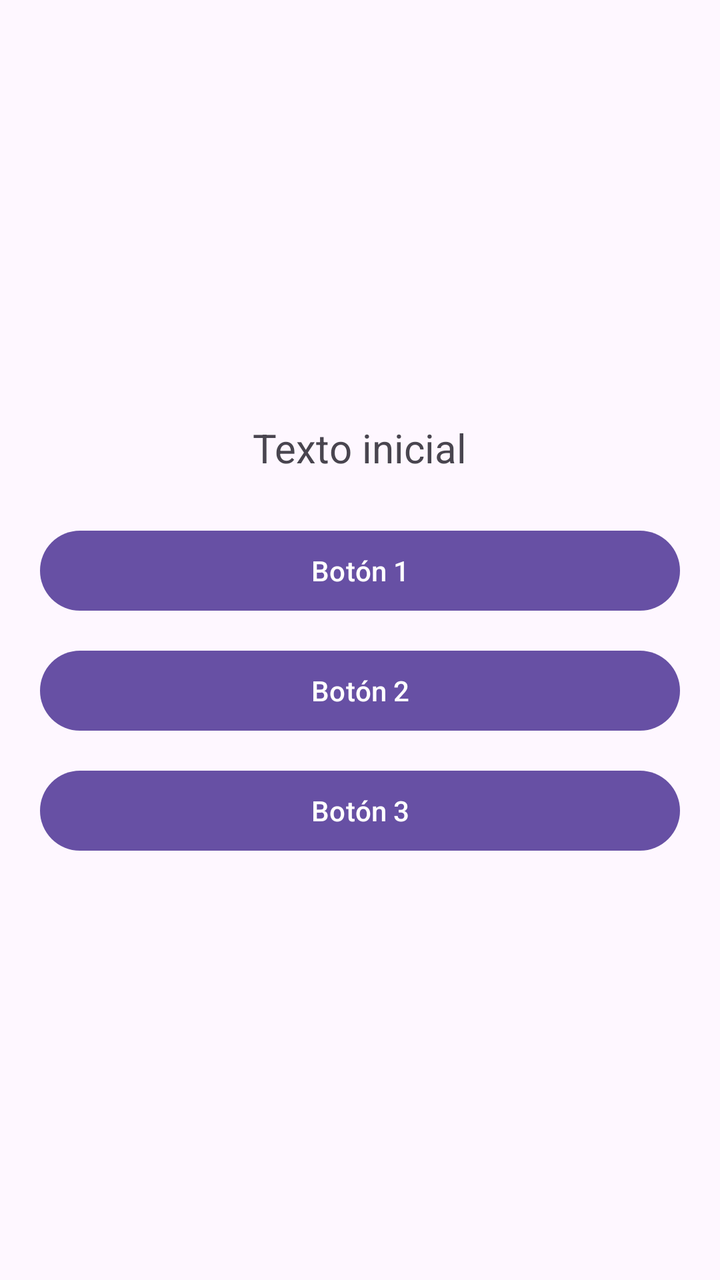
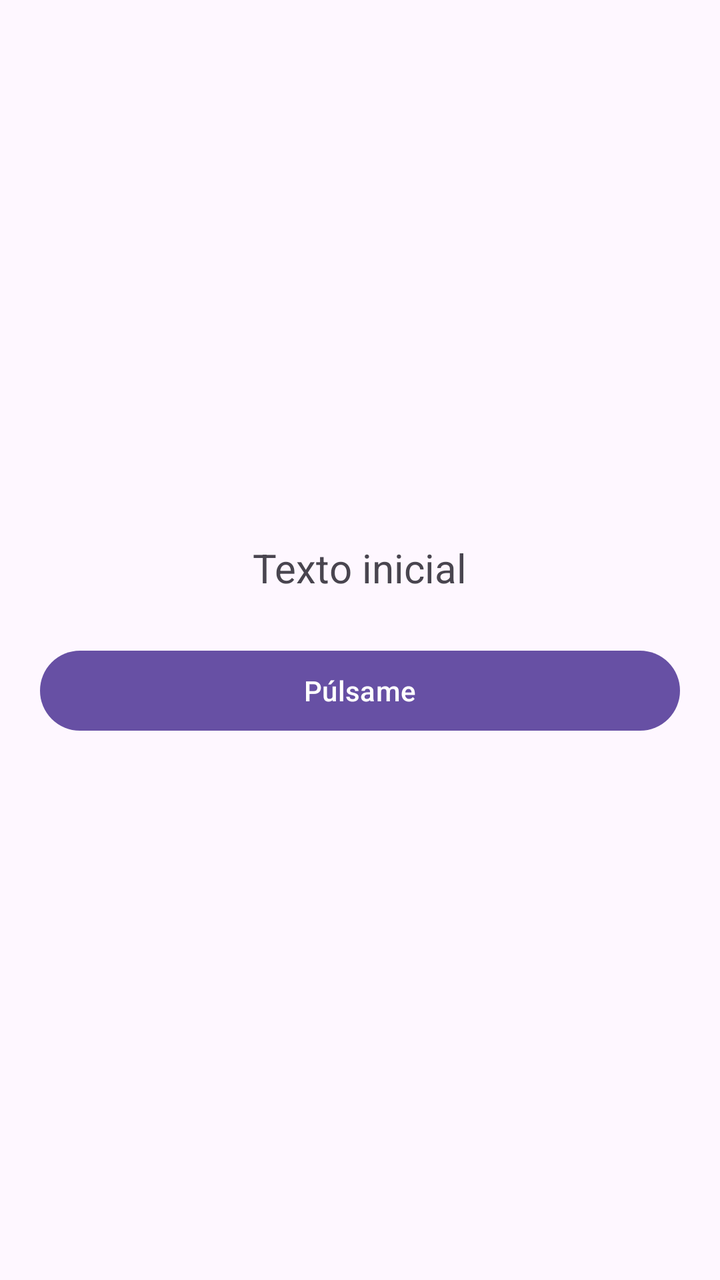

Screens rendered from an Android XML layout before and after an edit, with the pre-edit source and the edit as a unified diff.
<!-- AndroidManifest.xml: application theme Theme.Tema4 -->
<!-- res/layout/activity_button.xml -->
<?xml version="1.0" encoding="utf-8"?>
<LinearLayout xmlns:android="http://schemas.android.com/apk/res/android"
    android:layout_width="match_parent"
    android:layout_height="match_parent"
    android:orientation="vertical"
    android:gravity="center"
    android:padding="20dp">

    <TextView
        android:id="@+id/texto"
        android:layout_width="wrap_content"
        android:layout_height="wrap_content"
        android:layout_marginBottom="24dp"
        android:text="Texto inicial"
        android:textSize="20sp" />

    <Button
        android:id="@+id/button1"
        android:layout_width="match_parent"
        android:layout_height="wrap_content"
        android:layout_marginBottom="12dp"
        android:text="Botón 1" />

    <Button
        android:id="@+id/button2"
        android:layout_width="match_parent"
        android:layout_height="wrap_content"
        android:layout_marginBottom="12dp"
        android:text="Botón 2" />

    <Button
        android:id="@+id/button3"
        android:layout_width="match_parent"
        android:layout_height="wrap_content"
        android:text="Botón 3" />

</LinearLayout>
<!-- resources referenced by this layout -->
<resources>
  <style name="Theme.Tema4" parent="Base.Theme.Tema4" />
  <style name="Base.Theme.Tema4" parent="Theme.Material3.DayNight.NoActionBar">
          
          
      </style>
</resources>

<!-- the commit's change to res/layout/activity_button.xml (unified diff, before → after) -->
@@ -1,5 +1,6 @@
 <?xml version="1.0" encoding="utf-8"?>
-<LinearLayout xmlns:android="http://schemas.android.com/apk/res/android"
+<LinearLayout
+    xmlns:android="http://schemas.android.com/apk/res/android"
     android:layout_width="match_parent"
     android:layout_height="match_parent"
     android:orientation="vertical"
@@ -10,28 +11,14 @@
         android:id="@+id/texto"
         android:layout_width="wrap_content"
         android:layout_height="wrap_content"
-        android:layout_marginBottom="24dp"
         android:text="Texto inicial"
-        android:textSize="20sp" />
+        android:textSize="20sp"
+        android:layout_marginBottom="24dp" />
 
     <Button
-        android:id="@+id/button1"
+        android:id="@+id/boton1"
         android:layout_width="match_parent"
         android:layout_height="wrap_content"
-        android:layout_marginBottom="12dp"
-        android:text="Botón 1" />
-
-    <Button
-        android:id="@+id/button2"
-        android:layout_width="match_parent"
-        android:layout_height="wrap_content"
-        android:layout_marginBottom="12dp"
-        android:text="Botón 2" />
-
-    <Button
-        android:id="@+id/button3"
-        android:layout_width="match_parent"
-        android:layout_height="wrap_content"
-        android:text="Botón 3" />
+        android:text="Púlsame" />
 
 </LinearLayout>
